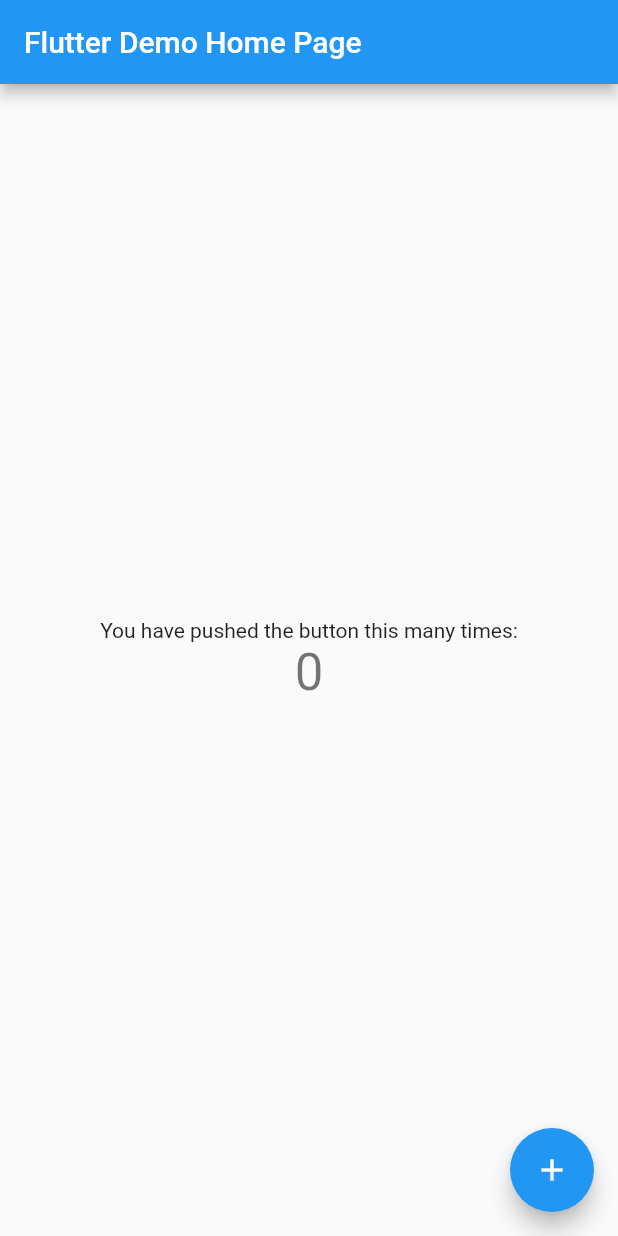
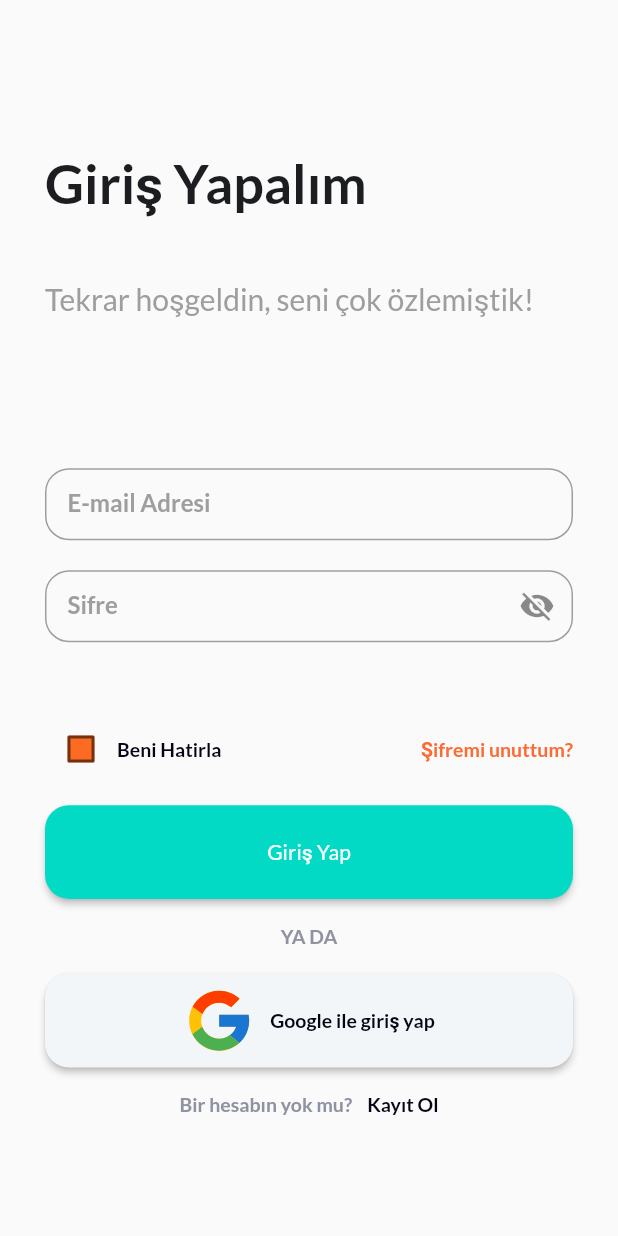
Before and after one commit to tahiruzelli/akan-mobile, a Flutter app: the screen it shows after launch, on a phone screen of 412 x 824 dp. Run offline on Flutter 3.47's test engine with Material 2 defaults, Android fonts, the phone set to English and light mode, and no system bars; our stand-ins replace firebase_core, flutter_svg, google_fonts; accounts and stored records are empty.

Commit message:
login page done, firebase bug fix

```diff
--- /dev/null
+++ b/lib/Globals/constans/image_constans.dart
@@ -0,0 +1 @@
+String googleIcon = 'assets/icons/googleIcon.svg';
--- /dev/null
+++ b/lib/Globals/theme_manager.dart
@@ -0,0 +1,41 @@
+import 'package:flutter/material.dart';
+import 'package:flutter/services.dart';
+import 'package:google_fonts/google_fonts.dart';
+
+class ThemeManager {
+  final ThemeData appTheme = ThemeData(
+    brightness: Brightness.light,
+    floatingActionButtonTheme:
+        const FloatingActionButtonThemeData(backgroundColor: Colors.purple),
+    fontFamily: GoogleFonts.lato().fontFamily,
+    // checkboxTheme: ,
+    textTheme: const TextTheme(
+      headline1: TextStyle(fontSize: 70, fontWeight: FontWeight.w300),
+      subtitle1: TextStyle(fontSize: 13, fontWeight: FontWeight.bold),
+      headline4: TextStyle(fontSize: 36, color: Color.fromRGBO(27, 29, 33, 1)),
+      headline6: TextStyle(
+          fontSize: 13,
+          color: Color.fromRGBO(253, 107, 53, 1),
+          fontWeight: FontWeight.bold),
+      caption: TextStyle(
+          fontSize: 13,
+          color: Color.fromRGBO(143, 146, 161, 1),
+          fontWeight: FontWeight.bold),
+    ),
+
+    colorScheme: const ColorScheme.light().copyWith(
+      primary: const Color.fromRGBO(4, 4, 21, 1),
+      primaryVariant: Colors.white,
+      secondary: Colors.grey,
+      secondaryVariant: Colors.black,
+      surface: const Color.fromRGBO(243, 246, 248, 1),
+      onSurface: const Color.fromRGBO(253, 107, 34, 1),
+    ),
+    dividerTheme: const DividerThemeData(thickness: 3, color: Colors.amber),
+    appBarTheme: const AppBarTheme(
+      systemOverlayStyle: SystemUiOverlayStyle.light,
+      backgroundColor: Colors.black,
+      titleTextStyle: TextStyle(color: Colors.white),
+    ),
+  );
+}
--- /dev/null
+++ b/lib/Globals/widgets/custom_textfield.dart
@@ -0,0 +1,81 @@
+import 'package:akan_flutter/Globals/widgets/password_field.dart';
+import 'package:flutter/material.dart';
+
+class LoginFormField extends StatefulWidget {
+  const LoginFormField({
+    Key key,
+  }) : super(key: key);
+  @override
+  State<LoginFormField> createState() => _LoginFormFieldState();
+}
+
+class _LoginFormFieldState extends State<LoginFormField> {
+  final _formKey = GlobalKey<FormState>();
+  final TextEditingController _textFormEmailField = TextEditingController();
+  final TextEditingController _textFormPasswordField = TextEditingController();
+
+  @override
+  Widget build(BuildContext context) {
+    return Form(
+        key: _formKey,
+        child: Column(
+          children: [
+            buildTextFormField(
+              textFormEmailField: _textFormEmailField,
+              labelText: 'E-mail Adresi',
+              hintText: 'example@mail.com',
+            ),
+            const SizedBox(height: 20),
+            PasswordField(controller: _textFormPasswordField),
+          ],
+        ));
+  }
+}
+
+class buildTextFormField extends StatelessWidget {
+  const buildTextFormField({
+    Key key,
+    TextEditingController textFormEmailField,
+    String labelText,
+    String hintText,
+  })  : _textFormEmailField = textFormEmailField,
+        _labelText = labelText,
+        _hinText = hintText,
+        super(key: key);
+
+  final TextEditingController _textFormEmailField;
+  final String _labelText;
+  final String _hinText;
+
+  @override
+  Widget build(BuildContext context) {
+    return TextFormField(
+      controller: _textFormEmailField,
+      validator: (value) =>
+          (value ?? '').contains('@') ? null : 'Please fill text',
+      decoration: InputDecoration(
+        labelText: _labelText,
+        labelStyle: Theme.of(context).textTheme.caption?.copyWith(
+            color: Theme.of(context).colorScheme.secondary, fontSize: 16),
+        contentPadding: EdgeInsets.symmetric(vertical: 10.0, horizontal: 15.0),
+        hintText: _hinText,
+        hintStyle:
+            Theme.of(context).textTheme.headline4?.copyWith(fontSize: 12),
+        border: OutlineInputBorder(
+            borderSide:
+                BorderSide(color: Theme.of(context).colorScheme.secondary),
+            borderRadius: BorderRadius.all(Radius.circular(16.0))),
+        focusedBorder: OutlineInputBorder(
+          borderSide:
+              BorderSide(color: Theme.of(context).colorScheme.secondary),
+          borderRadius: BorderRadius.all(Radius.circular(16.0)),
+        ),
+        enabledBorder: OutlineInputBorder(
+            borderSide: BorderSide(
+              color: Theme.of(context).colorScheme.secondary,
+            ),
+            borderRadius: BorderRadius.all(Radius.circular(16.0))),
+      ),
+    );
+  }
+}
--- /dev/null
+++ b/lib/Globals/widgets/password_field.dart
@@ -0,0 +1,60 @@
+import 'package:flutter/material.dart';
+
+class PasswordField extends StatefulWidget {
+  const PasswordField({Key key, this.controller}) : super(key: key);
+  final TextEditingController controller;
+
+  @override
+  State<PasswordField> createState() => _PasswordFieldState();
+}
+
+class _PasswordFieldState extends State<PasswordField> {
+  bool _isSecureText = false;
+  void _changeSecure() {
+    setState(() {
+      _isSecureText = !_isSecureText;
+    });
+  }
+
+  @override
+  Widget build(BuildContext context) {
+    return TextFormField(
+      controller: widget.controller,
+      obscureText: _isSecureText,
+      decoration: InputDecoration(
+          labelText: 'Sifre',
+          labelStyle: Theme.of(context).textTheme.caption?.copyWith(
+              color: Theme.of(context).colorScheme.secondary, fontSize: 16),
+          contentPadding:
+              EdgeInsets.symmetric(vertical: 10.0, horizontal: 15.0),
+          hintText: '..........',
+          hintStyle:
+              Theme.of(context).textTheme.headline4?.copyWith(fontSize: 12),
+          border: OutlineInputBorder(
+              borderSide:
+                  BorderSide(color: Theme.of(context).colorScheme.secondary),
+              borderRadius: BorderRadius.all(Radius.circular(16.0))),
+          focusedBorder: OutlineInputBorder(
+            borderSide:
+                BorderSide(color: Theme.of(context).colorScheme.secondary),
+            borderRadius: BorderRadius.all(Radius.circular(16.0)),
+          ),
+          enabledBorder: OutlineInputBorder(
+              borderSide: BorderSide(
+                color: Theme.of(context).colorScheme.secondary,
+              ),
+              borderRadius: BorderRadius.all(Radius.circular(16.0))),
+          errorBorder: InputBorder.none,
+          disabledBorder: OutlineInputBorder(
+              borderSide:
+                  BorderSide(color: Theme.of(context).colorScheme.secondary),
+              borderRadius: BorderRadius.all(Radius.circular(16.0))),
+          suffixIcon: IconButton(
+              onPressed: _changeSecure,
+              icon: Icon(
+                  _isSecureText ? Icons.visibility : Icons.visibility_off))),
+      validator: (value) =>
+          (value ?? '').length > 8 ? null : 'Please fill text',
+    );
+  }
+}
--- /dev/null
+++ b/lib/Views/Login/login_page.dart
@@ -0,0 +1,182 @@
+import 'package:akan_flutter/Globals/constans/image_constans.dart';
+import 'package:akan_flutter/Globals/widgets/custom_textfield.dart';
+import 'package:flutter/material.dart';
+import 'package:flutter_svg/flutter_svg.dart';
+
+class LoginScreen extends StatefulWidget {
+  const LoginScreen({Key key}) : super(key: key);
+
+  @override
+  _LoginScreenState createState() => _LoginScreenState();
+}
+
+class _LoginScreenState extends State<LoginScreen> {
+  bool isChecked = false;
+  Color getColor(Set<MaterialState> states) {
+    const Set<MaterialState> interactiveStates = <MaterialState>{
+      MaterialState.pressed,
+      MaterialState.hovered,
+      MaterialState.focused,
+    };
+    if (states.any(interactiveStates.contains)) {
+      /* */
+      return Theme.of(context).colorScheme.onSurface;
+    }
+    return Theme.of(context).colorScheme.onSurface;
+  }
+
+  @override
+  Widget build(BuildContext context) {
+    return Scaffold(
+      body: Padding(
+        padding: EdgeInsets.only(left: 30, right: 30),
+        child: Center(
+          child: Column(
+            mainAxisAlignment: MainAxisAlignment.center,
+            crossAxisAlignment: CrossAxisAlignment.start,
+            children: [
+              Spacer(flex: 8),
+              Expanded(flex: 5, child: loginText()),
+              Spacer(flex: 2),
+              Expanded(flex: 5, child: loginWelcomeText(context)),
+              Spacer(flex: 5),
+              Expanded(flex: 13, child: LoginFormField()),
+              Spacer(flex: 1),
+              Expanded(flex: 2, child: rememberMeAndForgetPassword(context)),
+              Spacer(flex: 2),
+              Expanded(flex: 5, child: loginButton(context)),
+              Spacer(flex: 1),
+              Expanded(flex: 2, child: chooseSelectionText(context)),
+              Spacer(flex: 1),
+              Expanded(flex: 5, child: googleLoginButton(context)),
+              Spacer(flex: 1),
+              Expanded(flex: 2, child: registrationOption(context)),
+              Spacer(flex: 6),
+            ],
+          ),
+        ),
+      ),
+    );
+  }
+
+  Row registrationOption(BuildContext context) {
+    return Row(
+      mainAxisAlignment: MainAxisAlignment.center,
+      children: [
+        Text(
+          'Bir hesabın yok mu?',
+          style: Theme.of(context).textTheme.caption,
+        ),
+        const SizedBox(width: 10),
+        InkWell(
+            child: Text('Kayıt Ol',
+                style: Theme.of(context)
+                    .textTheme
+                    .subtitle1
+                    ?.copyWith(color: Theme.of(context).colorScheme.primary)))
+      ],
+    );
+  }
+
+  Container googleLoginButton(BuildContext context) {
+    return Container(
+      width: double.infinity,
+      child: ElevatedButton(
+        onPressed: () {},
+        style: ButtonStyle(
+            shape: MaterialStateProperty.all<RoundedRectangleBorder>(
+                RoundedRectangleBorder(
+                    borderRadius: BorderRadius.circular(16.0))),
+            backgroundColor: MaterialStateProperty.all<Color>(
+                Theme.of(context).colorScheme.surface)),
+        child: Row(
+          mainAxisAlignment: MainAxisAlignment.center,
+          children: [
+            SvgPicture.asset(googleIcon),
+            const SizedBox(width: 10),
+            Text('Google ile giriş yap',
+                style: Theme.of(context)
+                    .textTheme
+                    .subtitle1
+                    ?.copyWith(color: Theme.of(context).colorScheme.primary))
+          ],
+        ),
+      ),
+    );
+  }
+
+  Row chooseSelectionText(BuildContext context) {
+    return Row(
+      mainAxisAlignment: MainAxisAlignment.center,
+      children: [Text('YA DA', style: Theme.of(context).textTheme.caption)],
+    );
+  }
+
+  SizedBox loginButton(BuildContext context) {
+    return SizedBox(
+      width: double.infinity,
+      child: ElevatedButton(
+        onPressed: () {},
+        style: ButtonStyle(
+            shape: MaterialStateProperty.all<RoundedRectangleBorder>(
+                RoundedRectangleBorder(
+                    borderRadius: BorderRadius.circular(16.0))),
+            backgroundColor: MaterialStateProperty.all<Color>(
+                Theme.of(context).colorScheme.secondaryVariant)),
+        child: const Text('Giriş Yap'),
+      ),
+    );
+  }
+
+  Row rememberMeAndForgetPassword(BuildContext context) {
+    return Row(
+      mainAxisAlignment: MainAxisAlignment.spaceBetween,
+      children: [
+        Row(
+          children: [
+            Checkbox(
+              checkColor: Colors.white,
+              fillColor: MaterialStateProperty.resolveWith(getColor),
+              value: isChecked,
+              onChanged: (bool value) {
+                setState(() {
+                  isChecked = value;
+                });
+              },
+            ),
+            Text('Beni Hatirla',
+                style: Theme.of(context)
+                    .textTheme
+                    .subtitle1
+                    ?.copyWith(color: Theme.of(context).colorScheme.primary)),
+          ],
+        ),
+        InkWell(
+            onTap: () {},
+            child: Text('Şifremi unuttum?',
+                style: Theme.of(context).textTheme.headline6))
+      ],
+    );
+  }
+
+  Text loginWelcomeText(BuildContext context) {
+    return Text('Tekrar hoşgeldin, seni çok özlemiştik!',
+        style: Theme.of(context).textTheme.headline5?.copyWith(
+            color: Theme.of(context).colorScheme.secondary, fontSize: 20));
+  }
+}
+
+class loginText extends StatelessWidget {
+  const loginText({
+    Key key,
+  }) : super(key: key);
+
+  @override
+  Widget build(BuildContext context) {
+    return Text('Giriş Yapalım',
+        style: Theme.of(context)
+            .textTheme
+            .headline4
+            ?.copyWith(fontWeight: FontWeight.bold));
+  }
+}
--- a/lib/main.dart
+++ b/lib/main.dart
@@ -1,7 +1,11 @@
+import 'package:akan_flutter/Views/Login/login_page.dart';
 import 'package:flutter/material.dart';
-import 'package:get/get.dart';
+import 'Globals/theme_manager.dart';
+import 'package:firebase_core/firebase_core.dart';
 
-void main() {
+void main() async {
+  WidgetsFlutterBinding.ensureInitialized();
+  await Firebase.initializeApp();
   runApp(const MyApp());
 }
 
@@ -9,87 +13,11 @@
   const MyApp({Key key}) : super(key: key);
   @override
   Widget build(BuildContext context) {
-    return GetMaterialApp(
-      title: 'Flutter Demo',
-      theme: ThemeData(
-        primarySwatch: Colors.blue,
-      ),
-      home: const MyHomePage(title: 'Flutter Demo Home Page'),
+    return MaterialApp(
+      title: 'Akan - Acil Kan',
+      debugShowCheckedModeBanner: false,
+      theme: ThemeManager().appTheme,
+      home: const LoginScreen(),
     );
   }
 }
-
-class MyHomePage extends StatefulWidget {
-  const MyHomePage({Key key, this.title}) : super(key: key);
-  final String title;
-
-  @override
-  State<MyHomePage> createState() => _MyHomePageState();
-}
-
-class _MyHomePageState extends State<MyHomePage> {
-  int _counter = 0;
-
-  void _incrementCounter() {
-    setState(() {
-      // This call to setState tells the Flutter framework that something has
-      // changed in this State, which causes it to rerun the build method below
-      // so that the display can reflect the updated values. If we changed
-      // _counter without calling setState(), then the build method would not be
-      // called again, and so nothing would appear to happen.
-      _counter++;
-    });
-  }
-
-  @override
-  Widget build(BuildContext context) {
-    // This method is rerun every time setState is called, for instance as done
-    // by the _incrementCounter method above.
-    //
-    // The Flutter framework has been optimized to make rerunning build methods
-    // fast, so that you can just rebuild anything that needs updating rather
-    // than having to individually change instances of widgets.
-    return Scaffold(
-      appBar: AppBar(
-        // Here we take the value from the MyHomePage object that was created by
-        // the App.build method, and use it to set our appbar title.
-        title: Text(widget.title),
-      ),
-      body: Center(
-        // Center is a layout widget. It takes a single child and positions it
-        // in the middle of the parent.
-        child: Column(
-          // Column is also a layout widget. It takes a list of children and
-          // arranges them vertically. By default, it sizes itself to fit its
-          // children horizontally, and tries to be as tall as its parent.
-          //
-          // Invoke "debug painting" (press "p" in the console, choose the
-          // "Toggle Debug Paint" action from the Flutter Inspector in Android
-          // Studio, or the "Toggle Debug Paint" command in Visual Studio Code)
-          // to see the wireframe for each widget.
-          //
-          // Column has various properties to control how it sizes itself and
-          // how it positions its children. Here we use mainAxisAlignment to
-          // center the children vertically; the main axis here is the vertical
-          // axis because Columns are vertical (the cross axis would be
-          // horizontal).
-          mainAxisAlignment: MainAxisAlignment.center,
-          children: <Widget>[
-            const Text(
-              'You have pushed the button this many times:',
-            ),
-            Text(
-              '$_counter',
-              style: Theme.of(context).textTheme.headline4,
-            ),
-          ],
-        ),
-      ),
-      floatingActionButton: FloatingActionButton(
-        onPressed: _incrementCounter,
-        tooltip: 'Increment',
-        child: const Icon(Icons.add),
-      ), // This trailing comma makes auto-formatting nicer for build methods.
-    );
-  }
-}
```
Also changed, not shown: pubspec.yaml (+10 -7 lines), assets/icons/googleIcon.svg (added), lib/Globals/constans/urls.dart (added), lib/Services/fetch.dart (added), lib/Services/rest_connector.dart (added), pubspec.lock, 21 other files.
